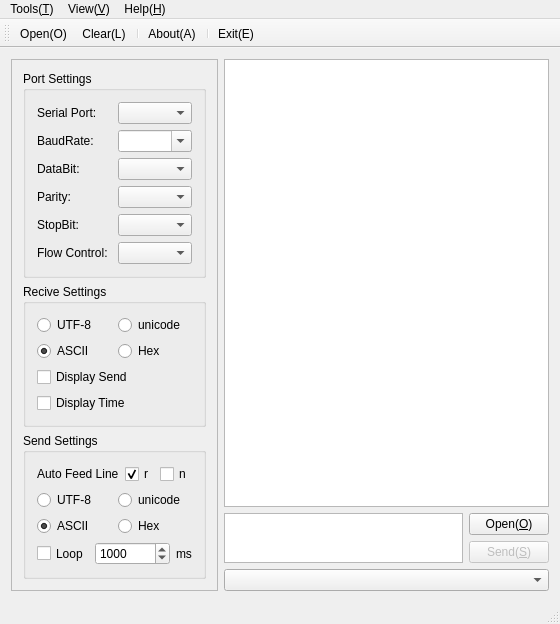
Qt form MainWindow.ui (KangLin/SerialPortAssistant) before a commit.
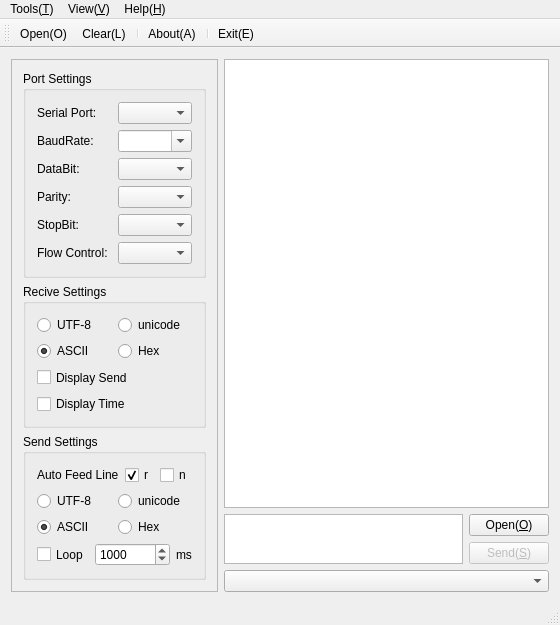
The same form after that commit. Icons and pictures are not drawn.

Patch:
```diff
--- a/MainWindow.ui
+++ b/MainWindow.ui
@@ -7,7 +7,7 @@
     <x>0</x>
     <y>0</y>
     <width>560</width>
-    <height>573</height>
+    <height>625</height>
    </rect>
   </property>
   <property name="sizePolicy">
@@ -432,6 +432,9 @@
           <verstretch>0</verstretch>
          </sizepolicy>
         </property>
+        <property name="readOnly">
+         <bool>true</bool>
+        </property>
        </widget>
       </item>
       <item>
```
